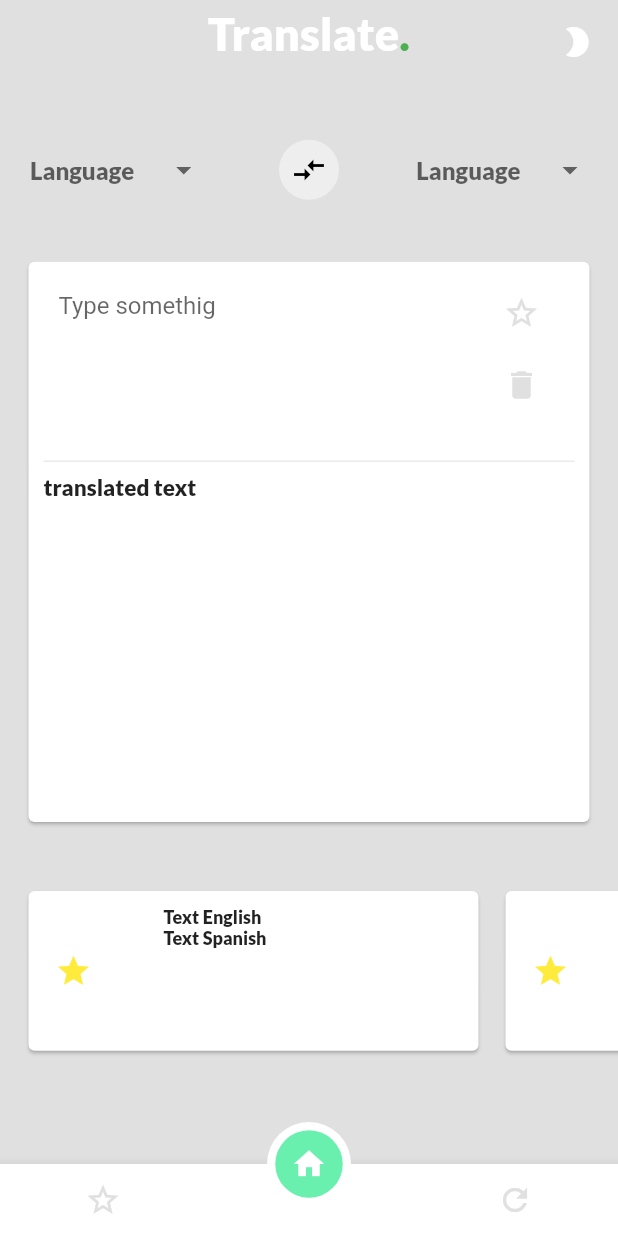
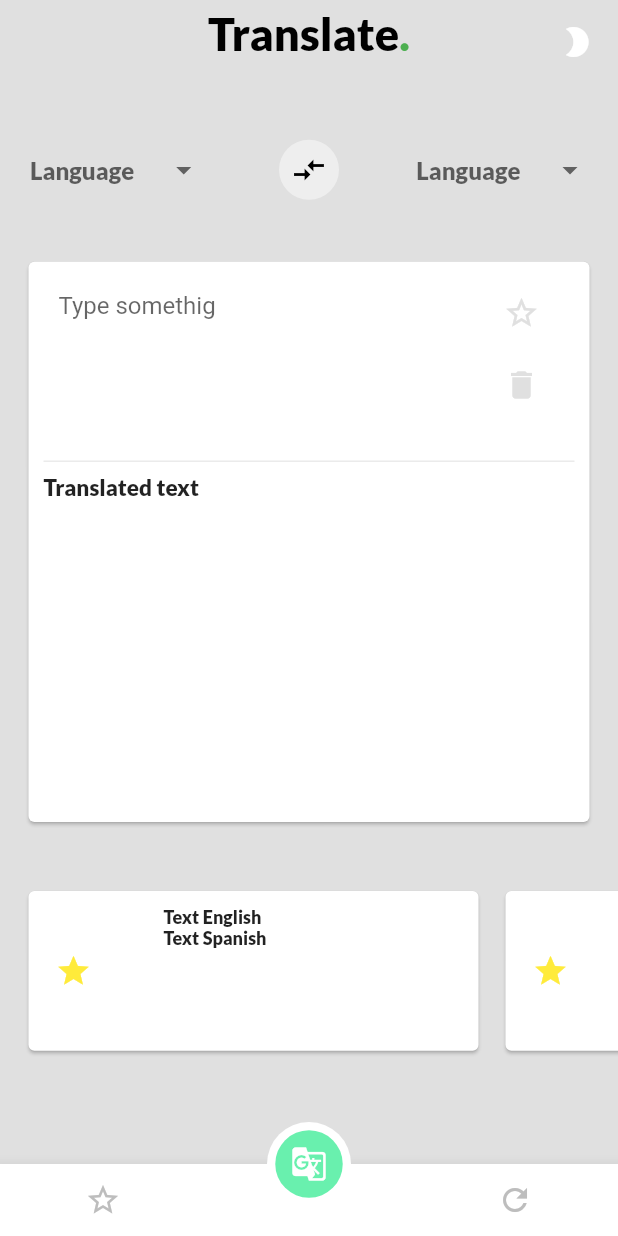
Before and after one commit to boanergepro/translate_app, a Flutter app: the HomeScreen screen opened by its route, on a phone screen of 412 x 824 dp. Run offline on Flutter 3.47's test engine with Material 2 defaults, Android fonts, the phone set to English and light mode, and no system bars; our stand-ins replace flutter_spinkit; missing offline and left inert: translator.

Commit message:
[MOD]: - Agregue el valor la funcionalidad para traducir.

```diff
--- a/lib/src/screens/home_screen.dart
+++ b/lib/src/screens/home_screen.dart
@@ -5,7 +5,9 @@ import 'package:translate_app/src/providers/app.dart';
 import 'package:translate_app/src/utils/theme.dart';
 import 'package:translate_app/src/resources/languages.dart';
 import 'package:translate_app/src/utils/translate.dart';
+import 'package:flutter_spinkit/flutter_spinkit.dart';
 
+// ignore: must_be_immutable
 class HomeScreen extends StatelessWidget {
   static final routerName = '/home_screen';
   TextEditingController _translateController = TextEditingController();
@@ -16,6 +18,9 @@ class HomeScreen extends StatelessWidget {
   Widget build(BuildContext context) {
     final appState = Provider.of<AppProvider>(context);
     double _screenHeight = MediaQuery.of(context).size.height;
+
+    _translateController.text = appState.currentText;
+
     return Scaffold(
       backgroundColor: Theme.of(context).backgroundColor,
       appBar: AppBar(
@@ -33,6 +38,9 @@ class HomeScreen extends StatelessWidget {
                   style: TextStyle(
                     fontFamily: 'Lato',
                     fontSize: 30.0,
+                    color: appState.currentTheme == ThemeData.dark()
+                        ? Colors.white
+                        : Colors.black,
                   ),
                 ),
                 Text(
@@ -177,6 +185,7 @@ class HomeScreen extends StatelessWidget {
                     child: Container(
                       padding: EdgeInsets.all(10),
                       child: Column(
+                        crossAxisAlignment: CrossAxisAlignment.stretch,
                         children: <Widget>[
                           Row(
                             crossAxisAlignment: CrossAxisAlignment.start,
@@ -184,6 +193,7 @@ class HomeScreen extends StatelessWidget {
                               Expanded(
                                 flex: 8,
                                 child: TextField(
+                                  cursorColor: Colors.greenAccent[200],
                                   controller: _translateController,
                                   decoration: InputDecoration(
                                     border: InputBorder.none,
@@ -191,6 +201,11 @@ class HomeScreen extends StatelessWidget {
                                     contentPadding: EdgeInsets.all(10),
                                   ),
                                   maxLines: 5,
+                                  onEditingComplete: () {
+                                    appState.currentText =
+                                        _translateController.text;
+                                    Translate.translator(context);
+                                  },
                                 ),
                               ),
                               Expanded(
@@ -198,7 +213,11 @@ class HomeScreen extends StatelessWidget {
                                 child: Column(
                                   children: <Widget>[
                                     IconButton(
-                                        onPressed: () {},
+                                      onPressed: () {
+                                        appState.currentText =
+                                            _translateController.text;
+                                        Translate.translator(context);
+                                      },
                                       icon: Icon(
                                         Icons.star_border,
                                         color: Colors.grey[300],
@@ -214,22 +233,28 @@ class HomeScreen extends StatelessWidget {
                                       ),
                                     ),
                                   ],
-                                  )),
+                                ),
+                              ),
                             ],
                           ),
                           Divider(
                             color: Colors.grey[300],
                           ),
-                          Row(
-                            children: <Widget>[
-                              Text(
-                                'translated text',
+                          Expanded(
+                            child: appState.loading
+                                ? Center(
+                                    child: SpinKitThreeBounce(
+                                      color: Colors.greenAccent[200],
+                                      size: 30,
+                                    ),
+                                  )
+                                : Text(
+                                    appState.translatedText,
                                     style: TextStyle(
                                       fontFamily: 'Lato',
                                       fontSize: 15.0,
                                     ),
                                   ),
-                            ],
                           )
                         ],
                       ),
@@ -321,7 +346,7 @@ class HomeScreen extends StatelessWidget {
               child: IconButton(
                 icon: Icon(
                   Icons.star_border,
-                  color: Colors.grey[300],
+                  color: Colors.grey[400],
                 ),
                 onPressed: () {},
               ),
@@ -334,7 +359,7 @@ class HomeScreen extends StatelessWidget {
               child: IconButton(
                 icon: Icon(
                   Icons.refresh,
-                  color: Colors.grey[300],
+                  color: Colors.grey[400],
                 ),
                 onPressed: () {},
               ),
@@ -349,7 +374,10 @@ class HomeScreen extends StatelessWidget {
           highlightColor: Colors.white,
         ),
         child: FloatingActionButton(
-          onPressed: () {},
+          onPressed: () {
+            appState.currentText = _translateController.text;
+            Translate.translator(context);
+          },
           elevation: 0,
           backgroundColor: Colors.white,
           child: Container(
@@ -360,7 +388,7 @@ class HomeScreen extends StatelessWidget {
             height: 45,
             width: 45,
             child: Icon(
-              Icons.home,
+              Icons.g_translate,
               color: Colors.white,
             ),
           ),
```
Lines whose indentation alone changed are shown as unchanged.
